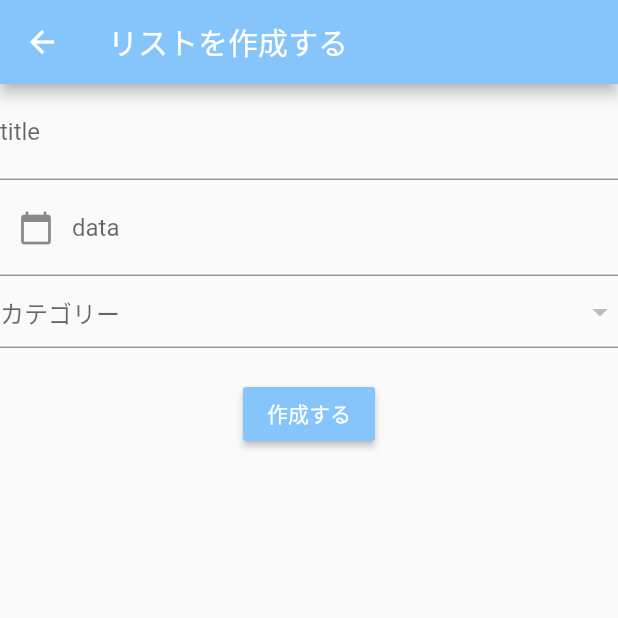
After one commit to hayatoVTA/flutter_wishlist, a Flutter app: the ListScreen screen opened directly, on a phone screen of 412 x 824 dp, the top half of it. The commit adds this screen. Run offline on Flutter 3.47's test engine with Material 2 defaults, Android fonts, the phone set to English and light mode, and no system bars; our stand-ins replace sqflite; missing offline and left inert: dart:ffi; accounts and stored records are empty.

Commit message:
カテゴリー追加

```diff
--- a/lib/main.dart
+++ b/lib/main.dart
@@ -1,5 +1,5 @@
 import 'package:flutter/material.dart';
-import 'package:flutter_wishlist/screen/wish_list_screen.dart';
+import 'package:flutter_wishlist/screen/home_screen.dart';
 import 'package:provider/provider.dart';
 import 'package:flutter_wishlist/models/task_data.dart';
 
--- a/lib/screen/category_screen.dart
+++ b/lib/screen/category_screen.dart
@@ -1,7 +1,7 @@
 import 'package:flutter/material.dart';
 import 'package:flutter_wishlist/entities/category_entity.dart';
 import 'package:flutter_wishlist/models/category.dart';
-import 'package:flutter_wishlist/screen/wish_list_screen.dart';
+import 'package:flutter_wishlist/screen/home_screen.dart';
 import 'package:flutter_wishlist/view/style/color.dart';
 import 'package:flutter_wishlist/view/style/text_style.dart';
 
--- a/lib/screen/wish_list_screen.dart
+++ b/lib/screen/home_screen.dart
@@ -1,4 +1,5 @@
 import 'package:flutter/material.dart';
+import 'package:flutter_wishlist/screen/list_screen.dart';
 import 'package:flutter_wishlist/view/style/color.dart';
 import 'package:flutter_wishlist/view/style/text_style.dart';
 import 'package:flutter_wishlist/screen/side_menu.dart';
@@ -15,6 +16,12 @@ class HomeScreen extends StatelessWidget {
         backgroundColor: AppColors.blue,
       ),
       drawer: SideMenu(),
+      floatingActionButton: FloatingActionButton(
+        onPressed: () => Navigator.of(context)
+            .push(MaterialPageRoute(builder: (context) => ListScreen())),
+        child: Icon(Icons.add),
+        backgroundColor: AppColors.blue,
+      ),
     );
   }
 }
--- /dev/null
+++ b/lib/screen/list_screen.dart
@@ -0,0 +1,72 @@
+import 'dart:ffi';
+
+import 'package:flutter/material.dart';
+import 'package:flutter_wishlist/view/style/color.dart';
+
+class ListScreen extends StatefulWidget {
+  @override
+  _ListScreenState createState() => _ListScreenState();
+}
+
+class _ListScreenState extends State<ListScreen> {
+  var listTitleController = TextEditingController();
+
+  var listDateController = TextEditingController();
+
+  var _selectedValue;
+
+  var _categories;
+
+  @override
+  Widget build(BuildContext context) {
+    return Scaffold(
+      appBar: AppBar(
+        title: Text("リストを作成する"),
+        backgroundColor: AppColors.blue,
+      ),
+      body: Column(
+        children: [
+          TextField(
+            controller: listTitleController,
+            decoration: InputDecoration(
+              labelText: 'title',
+              hintText: 'タイトルを入力',
+            ),
+          ),
+          TextField(
+            controller: listDateController,
+            decoration: InputDecoration(
+              labelText: 'data',
+              hintText: '日付を入力',
+              prefixIcon: InkWell(
+                onTap: () {},
+                child: Icon(Icons.calendar_today),
+              ),
+            ),
+          ),
+          DropdownButtonFormField(
+            items: _categories,
+            value: _selectedValue,
+            hint: Text('カテゴリー'),
+            onChanged: (value) {
+              setState(() {
+                _selectedValue = value;
+              });
+            },
+          ),
+          SizedBox(
+            height: 20.0,
+          ),
+          RaisedButton(
+            onPressed: () {},
+            color: AppColors.blue,
+            child: Text(
+              '作成する',
+              style: TextStyle(color: AppColors.white),
+            ),
+          )
+        ],
+      ),
+    );
+  }
+}
--- a/lib/screen/side_menu.dart
+++ b/lib/screen/side_menu.dart
@@ -1,5 +1,5 @@
 import 'package:flutter/material.dart';
-import 'package:flutter_wishlist/screen/wish_list_screen.dart';
+import 'package:flutter_wishlist/screen/home_screen.dart';
 import 'package:flutter_wishlist/screen/setting_screen.dart';
 import 'package:flutter_wishlist/screen/category_screen.dart';
 import 'package:flutter_wishlist/view/style/color.dart';
```
